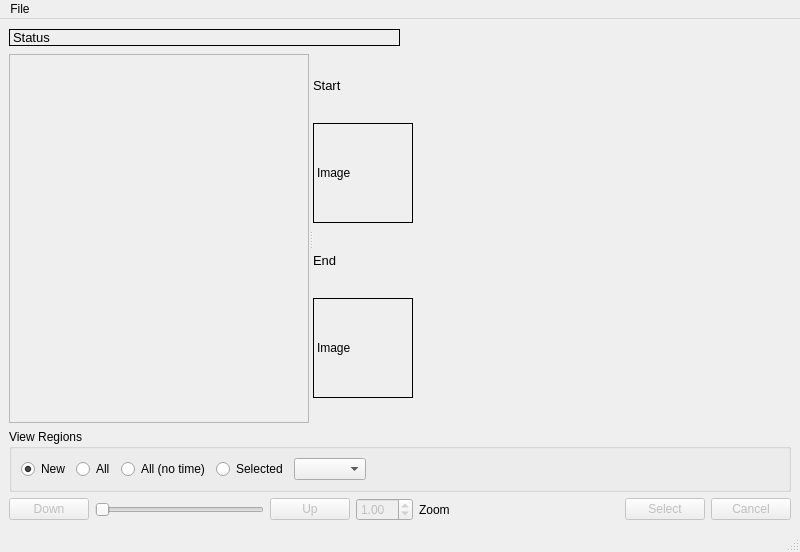
Old version of the form cgt/video_demonstration.ui in the repository jonathanHuwP/CrystalGrowthTracker.
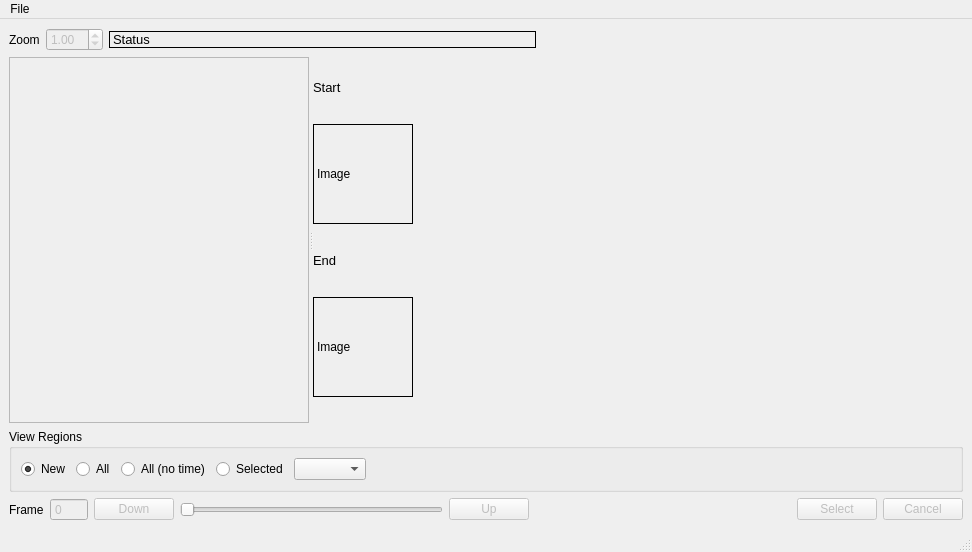
New version of the form.

Commit message: added number type in for frame

What changed in the file:
```diff
--- a/cgt/video_demonstration.ui
+++ b/cgt/video_demonstration.ui
@@ -6,7 +6,7 @@
    <rect>
     <x>0</x>
     <y>0</y>
-    <width>800</width>
+    <width>972</width>
     <height>552</height>
    </rect>
   </property>
@@ -17,6 +17,35 @@
    <layout class="QVBoxLayout" name="verticalLayout_3">
     <item>
      <layout class="QHBoxLayout" name="horizontalLayout_2">
+      <item>
+       <widget class="QLabel" name="label_2">
+        <property name="text">
+         <string>Zoom</string>
+        </property>
+       </widget>
+      </item>
+      <item>
+       <widget class="QDoubleSpinBox" name="_zoomSpinBox">
+        <property name="enabled">
+         <bool>false</bool>
+        </property>
+        <property name="decimals">
+         <number>2</number>
+        </property>
+        <property name="minimum">
+         <double>0.100000000000000</double>
+        </property>
+        <property name="maximum">
+         <double>10.000000000000000</double>
+        </property>
+        <property name="singleStep">
+         <double>0.100000000000000</double>
+        </property>
+        <property name="value">
+         <double>1.000000000000000</double>
+        </property>
+       </widget>
+      </item>
       <item>
        <widget class="QLabel" name="_timeStatusLabel">
         <property name="sizePolicy">
@@ -257,6 +286,26 @@
     </item>
     <item>
      <layout class="QHBoxLayout" name="horizontalLayout">
+      <item>
+       <widget class="QLabel" name="label">
+        <property name="text">
+         <string>Frame</string>
+        </property>
+       </widget>
+      </item>
+      <item>
+       <widget class="QSpinBox" name="_frameSpinBox">
+        <property name="enabled">
+         <bool>false</bool>
+        </property>
+        <property name="buttonSymbols">
+         <enum>QAbstractSpinBox::NoButtons</enum>
+        </property>
+        <property name="maximum">
+         <number>9999</number>
+        </property>
+       </widget>
+      </item>
       <item>
        <widget class="QPushButton" name="_downButton">
         <property name="enabled">
@@ -290,35 +339,6 @@
         </property>
        </widget>
       </item>
-      <item>
-       <widget class="QDoubleSpinBox" name="_zoomSpinBox">
-        <property name="enabled">
-         <bool>false</bool>
-        </property>
-        <property name="decimals">
-         <number>2</number>
-        </property>
-        <property name="minimum">
-         <double>0.100000000000000</double>
-        </property>
-        <property name="maximum">
-         <double>10.000000000000000</double>
-        </property>
-        <property name="singleStep">
-         <double>0.100000000000000</double>
-        </property>
-        <property name="value">
-         <double>1.000000000000000</double>
-        </property>
-       </widget>
-      </item>
-      <item>
-       <widget class="QLabel" name="label_2">
-        <property name="text">
-         <string>Zoom</string>
-        </property>
-       </widget>
-      </item>
       <item>
        <spacer name="horizontalSpacer">
         <property name="orientation">
@@ -361,7 +381,7 @@
     <rect>
      <x>0</x>
      <y>0</y>
-     <width>800</width>
+     <width>972</width>
      <height>31</height>
     </rect>
    </property>
```
Left out of the diff: 16 changed lines with no effect on the pictures. The commit also changes 1 other file.
